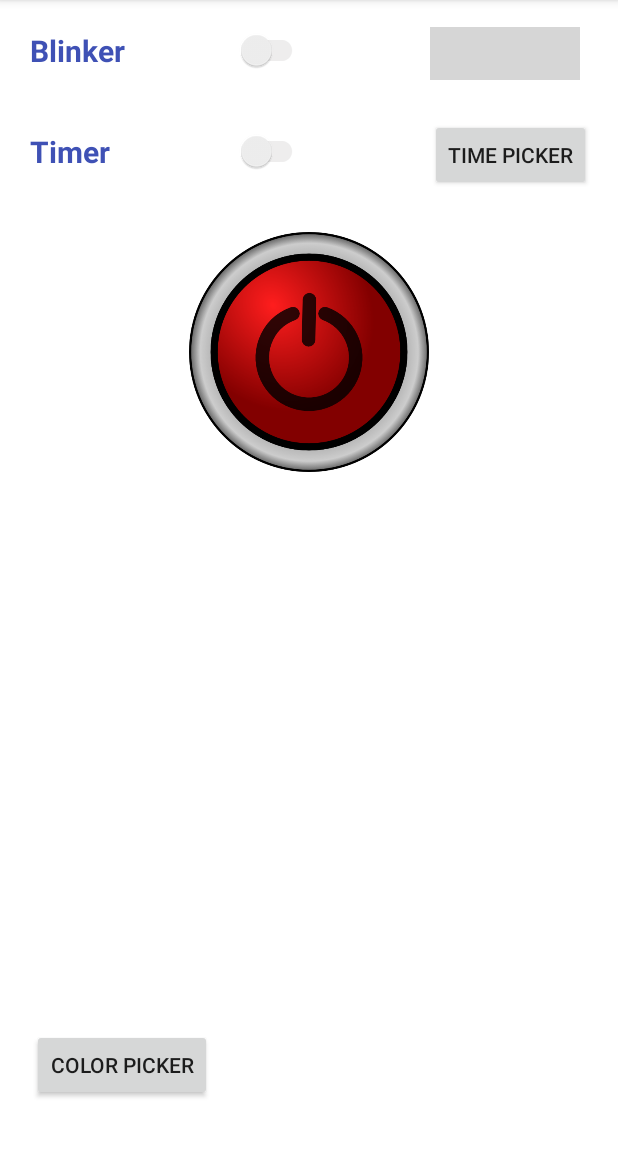
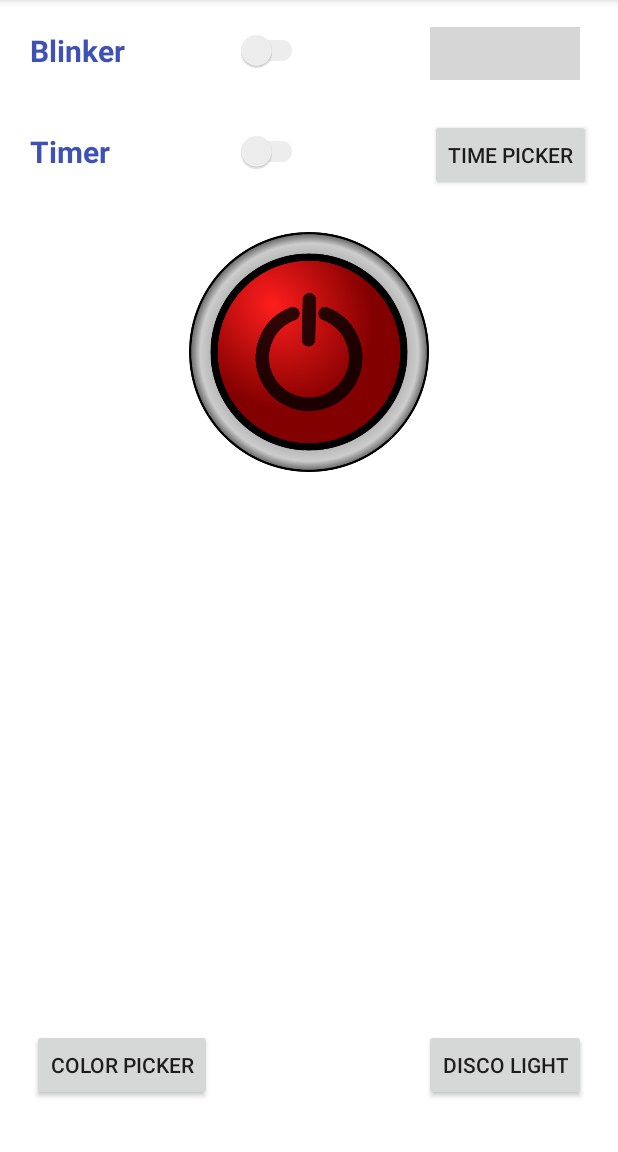
Before and after one commit to dishamahajan/Myapp1, an Android app: the screen it shows after launch (MainActivity), on a phone screen of 412 x 824 dp, the part 84-1236 px from its top. Run offline under Robolectric (Android 15) with nearby library versions, the phone set to English and light mode, and no system bars; our stand-ins replace AdMob; libraries missing offline, so code that uses them is left out: com.michaelmuenzer.android, yuku.ambilwarna; plain views replace ScrollableNumberPicker; grey boxes are pictures that could not be loaded.

Commit message:
Disco light and code merge pkg name

```diff
--- a/app/src/main/java/com/appmec/flashlightlite/MainActivity.java
+++ b/app/src/main/java/com/appmec/flashlightlite/MainActivity.java
@@ -67,26 +67,24 @@ public class MainActivity extends AppCompatActivity implements OnCheckedChangeLi
     Camera.Parameters parameters;
     PowerManager pm;
     Boolean screenOn;
-    Timer mTimer;
-    TimerTask mTimerTask;
     private Handler mTimerHandler = new Handler();
-    /*private Handler mTimerHandler1 = new Handler();
-    */
+    private Handler mTimerHandler1 = new Handler();
+
     private SwitchCompat blinker;
     private SwitchCompat timer;
     boolean blink;
     boolean time;
+    boolean discoLightFlag = false;
     private CountDownTimer countDownTimer;
-    Context context;
-    int blickTimeValue = 100;
-  /*  int timerTimeValue = 1000;*/
+    int blinkTimeValue = 100;
+    int discoLightValue = 50;
     int duration;
     Toast toast;
     public static long timepickerDuration = 30 * 1000;
     Button button;
     RelativeLayout relativeLayout;
     int DefaultColor;
-
+    int discoLightColor = 1;
     private Runnable runnableCode;
     private Runnable runnableCode1;
 
@@ -97,6 +95,7 @@ public class MainActivity extends AppCompatActivity implements OnCheckedChangeLi
     private static final int notification_id = 123456;
     private RemoteViews remoteViews;
     private TextView timerText;
+    private Button discoLight;
 
     private String hmsTimeFormatter(long milliSeconds) {
 
@@ -104,10 +103,7 @@ public class MainActivity extends AppCompatActivity implements OnCheckedChangeLi
                 TimeUnit.MILLISECONDS.toHours(milliSeconds),
                 TimeUnit.MILLISECONDS.toMinutes(milliSeconds) - TimeUnit.HOURS.toMinutes(TimeUnit.MILLISECONDS.toHours(milliSeconds)),
                 TimeUnit.MILLISECONDS.toSeconds(milliSeconds) - TimeUnit.MINUTES.toSeconds(TimeUnit.MILLISECONDS.toMinutes(milliSeconds)));
-
         return hms;
-
-
     }
 
     private void stopCountDownTimer() {
@@ -135,37 +131,25 @@ public class MainActivity extends AppCompatActivity implements OnCheckedChangeLi
                 } else {
                     turnOffLight();
                 }
-                SwitchCompat switchCompat = (SwitchCompat) findViewById(com.appmec.flashlightlite.R.id.timer);
+                SwitchCompat switchCompat = (SwitchCompat) findViewById(R.id.timer);
                 switchCompat.setChecked(false);
                 timerText.setText("");
                 toast = Toast.makeText(MainActivity.this, "Timer : OFF", duration);
                 toast.show();
-                //           textViewTime.setText(hmsTimeFormatter(timeCountInMilliSeconds));
-                // call to initialize the progress bar values
-                //         setProgressBarValues();
-                // hiding the reset icon
-                //       imageViewReset.setVisibility(View.GONE);
-                // changing stop icon to start icon
-                //     imageViewStartStop.setImageResource(R.drawable.icon_start);
-                // making edit text editable
-                //   editTextMinute.setEnabled(true);
-                // changing the timer status to stopped
-                //   timerStatus = TimerStatus.STOPPED;
             }
-
         }.start();
         countDownTimer.start();
     }
 
-
     @Override
     protected void onCreate(Bundle savedInstanceState) {
         super.onCreate(savedInstanceState);
-        setContentView(com.appmec.flashlightlite.R.layout.activity_main);
+        setContentView(R.layout.activity_main);
 
-        relativeLayout = (RelativeLayout) findViewById(com.appmec.flashlightlite.R.id.main);
-        button = (Button) findViewById(com.appmec.flashlightlite.R.id.button);
-        DefaultColor = ContextCompat.getColor(MainActivity.this, com.appmec.flashlightlite.R.color.white);
+        relativeLayout = (RelativeLayout) findViewById(R.id.main);
+        button = (Button) findViewById(R.id.button);
+        discoLight = (Button) findViewById(R.id.discoLight);
+        DefaultColor = ContextCompat.getColor(MainActivity.this, R.color.white);
 
         button.setOnClickListener(new View.OnClickListener() {
             @Override
@@ -174,20 +158,17 @@ public class MainActivity extends AppCompatActivity implements OnCheckedChangeLi
             }
         });
 
-        isOnOFF = (ImageButton) findViewById(com.appmec.flashlightlite.R.id.isOnOFF);
-        isTorchOn = false;
-        this.pm = (PowerManager) getSystemService(Context.POWER_SERVICE);
-        screenOn = this.pm.isScreenOn();
-        timerPicker = (Button) findViewById(com.appmec.flashlightlite.R.id.timePicker);
-        timerText = (TextView) findViewById(com.appmec.flashlightlite.R.id.timerText);
+        isOnOFF = (ImageButton) findViewById(R.id.isOnOFF);
+        timerPicker = (Button) findViewById(R.id.timePicker);
+        timerText = (TextView) findViewById(R.id.timerText);
 
         //for blinker
-        blinker = (SwitchCompat) findViewById(com.appmec.flashlightlite.R.id.blinker);
+        blinker = (SwitchCompat) findViewById(R.id.blinker);
         blinker.setOnCheckedChangeListener(this);
         blinker.setChecked(false);
 
         //for timer
-        timer = (SwitchCompat) findViewById(com.appmec.flashlightlite.R.id.timer);
+        timer = (SwitchCompat) findViewById(R.id.timer);
         timer.setOnCheckedChangeListener(this);
         timer.setChecked(false);
 
@@ -199,9 +180,9 @@ public class MainActivity extends AppCompatActivity implements OnCheckedChangeLi
 
         if (!isFlashAvailable) {
             AlertDialog alert = new AlertDialog.Builder(MainActivity.this).create();
-            alert.setTitle(getString(com.appmec.flashlightlite.R.string.app_name));
-            alert.setMessage(getString(com.appmec.flashlightlite.R.string.msg_error));
-            alert.setButton(DialogInterface.BUTTON_POSITIVE, getString(com.appmec.flashlightlite.R.string.lbl_ok), new DialogInterface.OnClickListener() {
+            alert.setTitle(getString(R.string.app_name));
+            alert.setMessage(getString(R.string.msg_error));
+            alert.setButton(DialogInterface.BUTTON_POSITIVE, getString(R.string.lbl_ok), new DialogInterface.OnClickListener() {
                 public void onClick(DialogInterface dialog, int which) {
                     finish();
                 }
@@ -237,7 +218,8 @@ public class MainActivity extends AppCompatActivity implements OnCheckedChangeLi
         } else {
             getCamera();
         }
-      /*  if (checkVersion() && !hasPermission("android.permission.CAMERA")) {
+/*
+        if (checkVersion() && !hasPermission("android.permission.CAMERA")) {
             permissionDialogBox();
         } else {
             if (camera != null) {
@@ -246,7 +228,8 @@ public class MainActivity extends AppCompatActivity implements OnCheckedChangeLi
                 turnOnLight();
             }
             isTorchOn = false;
-        }*/
+        }
+*/
         isOnOFF.setOnClickListener(new View.OnClickListener() {
             @Override
             public void onClick(View v) {
@@ -279,24 +262,13 @@ public class MainActivity extends AppCompatActivity implements OnCheckedChangeLi
             }
         });
 
-        final ScrollableNumberPicker blinkerNumberPicker = (ScrollableNumberPicker) findViewById(com.appmec.flashlightlite.R.id.number_picker_blinker);
+        final ScrollableNumberPicker blinkerNumberPicker = (ScrollableNumberPicker) findViewById(R.id.number_picker_blinker);
         blinkerNumberPicker.setListener(new ScrollableNumberPickerListener() {
             @Override
             public void onNumberPicked(int value) {
-                blickTimeValue = value;
+                blinkTimeValue = value;
             }
         });
-/*
-
-        final ScrollableNumberPicker timerNumberPicker = (ScrollableNumberPicker) findViewById(R.id.number_picker_timer);
-        timerNumberPicker.setListener(new ScrollableNumberPickerListener() {
-            @Override
-            public void onNumberPicked(int value) {
-                timerTimeValue = value * 1000;
-            }
-        });
-
-*/
         //runnable for blinker
         runnableCode = new Runnable() {
             @Override
@@ -305,7 +277,7 @@ public class MainActivity extends AppCompatActivity implements OnCheckedChangeLi
                     if (camera != null) {
                         turnOnFlash();
                         try {
-                            Thread.sleep(blickTimeValue);
+                            Thread.sleep(blinkTimeValue);
                         } catch (InterruptedException e) {
                             e.printStackTrace();
                         }
@@ -313,40 +285,61 @@ public class MainActivity extends AppCompatActivity implements OnCheckedChangeLi
                     } else {
                         turnOnLight();
                         try {
-                            Thread.sleep(blickTimeValue);
+                            Thread.sleep(blinkTimeValue);
                         } catch (InterruptedException e) {
                             e.printStackTrace();
                         }
                         turnOffLight();
                     }
                 }
-                screenOn = pm.isScreenOn();
-                mTimerHandler.postDelayed(runnableCode, blickTimeValue);
+                mTimerHandler.postDelayed(runnableCode, blinkTimeValue);
             }
         };
         mTimerHandler.post(runnableCode);
-/*
 
-        //runnable for timer
+        discoLight.setOnClickListener(new View.OnClickListener() {
+            @Override
+            public void onClick(View v) {
+                discoLightFlag = !discoLightFlag;
+                relativeLayout.setBackgroundColor(DefaultColor);
+            }
+        });
+
         runnableCode1 = new Runnable() {
             @Override
             public void run() {
-                if (time) {
+                if (discoLightFlag) {
                     if (camera != null) {
+                        turnOnFlash();
+                        try {
+                            Thread.sleep(discoLightValue);
+                        } catch (InterruptedException e) {
+                            e.printStackTrace();
+                        }
                         turnOffFlash();
                     } else {
+                        turnOnLight();
+                        try {
+                            Thread.sleep(discoLightValue);
+                        } catch (InterruptedException e) {
+                            e.printStackTrace();
+                        }
                         turnOffLight();
                     }
-                    time = false;
-                    SwitchCompat switchCompat = (SwitchCompat) findViewById(R.id.timer);
-                    switchCompat.setChecked(false);
+                    discoLightValue = discoLightValue + 50;
+                    if (discoLightValue == 250) {
+                        discoLightValue = 50;
+                    }
+                    relativeLayout.setBackgroundColor(getResources().getColor(R.color.black));
+                    discoLightColor++;
+                    if (discoLightColor == 20) {
+                        discoLightColor = 1;
+                    }
                 }
-                mTimerHandler1.postDelayed(runnableCode1, timerTimeValue);
+                mTimerHandler1.postDelayed(runnableCode1, discoLightValue);
             }
         };
         mTimerHandler1.post(runnableCode1);
-*/
-
         timerPicker.setOnClickListener(new View.OnClickListener() {
             @Override
             public void onClick(View view) {
@@ -356,7 +349,7 @@ public class MainActivity extends AppCompatActivity implements OnCheckedChangeLi
 
         //Admob
         MobileAds.initialize(this, "ca-app-pub-7860341576927713~5587659182");
-        mAdView = (AdView) findViewById(com.appmec.flashlightlite.R.id.adViewAd);
+        mAdView = (AdView) findViewById(R.id.adViewAd);
         AdRequest adRequest = new AdRequest.Builder()
                 .addTestDevice("D8D6B049EDAB3CB2227DD36B3ED29F2D")
                 .addTestDevice("25F149879ED72631F3CB460DEED0436A")
@@ -368,17 +361,14 @@ public class MainActivity extends AppCompatActivity implements OnCheckedChangeLi
 
     private void OpenTimePicker() {
         DialogFragment newFragment = new PickerDialogFragment();
-        //  newFragment.show(getSupportFragmentManager(), "timePicker");
         newFragment.show(getFragmentManager(), "dialog");
-
     }
-
 
     private void showNotification() {
         if (Build.VERSION.SDK_INT >= Build.VERSION_CODES.LOLLIPOP) {
-            notification.setSmallIcon(com.appmec.flashlightlite.R.drawable.notification_icon);
+            notification.setSmallIcon(R.drawable.notification_icon);
         } else {
-            notification.setSmallIcon(com.appmec.flashlightlite.R.drawable.ic_launcher);
+            notification.setSmallIcon(R.drawable.ic_launcher);
         }
         notification.setTicker("Flash is ON!");
         notification.setWhen(System.currentTimeMillis());
@@ -413,24 +403,16 @@ public class MainActivity extends AppCompatActivity implements OnCheckedChangeLi
 
     @Override
     public void onCheckedChanged(CompoundButton buttonView, boolean isChecked) {
-        final ScrollableNumberPicker blinkerNumberPicker = (ScrollableNumberPicker) findViewById(com.appmec.flashlightlite.R.id.number_picker_blinker);
+        final ScrollableNumberPicker blinkerNumberPicker = (ScrollableNumberPicker) findViewById(R.id.number_picker_blinker);
         blinkerNumberPicker.setListener(new ScrollableNumberPickerListener() {
             @Override
             public void onNumberPicked(int value) {
-                blickTimeValue = value;
+                blinkTimeValue = value;
             }
         });
-
-      /*  final ScrollableNumberPicker timerNumberPicker = (ScrollableNumberPicker) findViewById(R.id.number_picker_timer);
-        timerNumberPicker.setListener(new ScrollableNumberPickerListener() {
-            @Override
-            public void onNumberPicked(int value) {
-                timerTimeValue = value * 1000;
-            }
-        });*/
-        if (com.appmec.flashlightlite.R.id.blinker == buttonView.getId()) {
+        if (R.id.blinker == buttonView.getId()) {
             if (isChecked) {
-                SwitchCompat switchCompat = (SwitchCompat) findViewById(com.appmec.flashlightlite.R.id.timer);
+                SwitchCompat switchCompat = (SwitchCompat) findViewById(R.id.timer);
                 switchCompat.setChecked(false);
                 blink = true;
                 time = false;
@@ -444,10 +426,10 @@ public class MainActivity extends AppCompatActivity implements OnCheckedChangeLi
                 toast.show();
             }
         }
-        if (com.appmec.flashlightlite.R.id.timer == buttonView.getId()) {
+        if (R.id.timer == buttonView.getId()) {
             if (isChecked) {
                 startCountDownTimer();
-                SwitchCompat switchCompat = (SwitchCompat) findViewById(com.appmec.flashlightlite.R.id.blinker);
+                SwitchCompat switchCompat = (SwitchCompat) findViewById(R.id.blinker);
                 switchCompat.setChecked(false);
                 //    time = true;
                 blink = false;
@@ -461,8 +443,6 @@ public class MainActivity extends AppCompatActivity implements OnCheckedChangeLi
                 toast.show();
             } else {
                 stopCountDownTimer();
-                //  time = false;
-
                 duration = Toast.LENGTH_SHORT;
                 if (camera != null) {
                     turnOffFlash();
@@ -551,12 +531,12 @@ public class MainActivity extends AppCompatActivity implements OnCheckedChangeLi
         try {
             if (Build.VERSION.SDK_INT >= Build.VERSION_CODES.M) {
                 objCameraManager.setTorchMode(mCameraId, true);
-                isOnOFF.setImageResource(com.appmec.flashlightlite.R.drawable.on);
+                isOnOFF.setImageResource(R.drawable.on);
             } else {
                 try {
                     builder.set(CaptureRequest.FLASH_MODE, CameraMetadata.FLASH_MODE_TORCH);
                     session.setRepeatingRequest(builder.build(), null, null);
-                    isOnOFF.setImageResource(com.appmec.flashlightlite.R.drawable.on);
+                    isOnOFF.setImageResource(R.drawable.on);
                 } catch (Exception e) {
                     e.printStackTrace();
                 }
@@ -570,12 +550,12 @@ public class MainActivity extends AppCompatActivity implements OnCheckedChangeLi
         try {
             if (Build.VERSION.SDK_INT >= Build.VERSION_CODES.M) {
                 objCameraManager.setTorchMode(mCameraId, false);
-                isOnOFF.setImageResource(com.appmec.flashlightlite.R.drawable.off);
+                isOnOFF.setImageResource(R.drawable.off);
             } else {
                 try {
                     builder.set(CaptureRequest.FLASH_MODE, CameraMetadata.FLASH_MODE_OFF);
                     session.setRepeatingRequest(builder.build(), null, null);
-                    isOnOFF.setImageResource(com.appmec.flashlightlite.R.drawable.off);
+                    isOnOFF.setImageResource(R.drawable.off);
                 } catch (Exception e) {
                     e.printStackTrace();
                 }
@@ -634,7 +614,7 @@ public class MainActivity extends AppCompatActivity implements OnCheckedChangeLi
         this.parameters.setFlashMode(Camera.Parameters.FLASH_MODE_TORCH);
         this.camera.setParameters(parameters);
         this.camera.startPreview();
-        isOnOFF.setImageResource(com.appmec.flashlightlite.R.drawable.on);
+        isOnOFF.setImageResource(R.drawable.on);
         isTorchOn = true;
     }
 
@@ -646,9 +626,7 @@ public class MainActivity extends AppCompatActivity implements OnCheckedChangeLi
         this.parameters.setFlashMode(Camera.Parameters.FLASH_MODE_OFF);
         this.camera.setParameters(parameters);
         this.camera.stopPreview();
-        isOnOFF.setImageResource(com.appmec.flashlightlite.R.drawable.off);
+        isOnOFF.setImageResource(R.drawable.off);
         isTorchOn = false;
     }
-
-
 }
--- a/app/src/main/res/layout/activity_main.xml
+++ b/app/src/main/res/layout/activity_main.xml
@@ -141,6 +141,23 @@
         android:layout_alignBottom="@+id/timer"
         android:layout_alignLeft="@+id/number_picker_blinker"
         android:layout_alignStart="@+id/number_picker_blinker" />
+    />
+
+    <Button
+        android:id="@+id/discoLight"
+        android:layout_width="wrap_content"
+        android:layout_height="wrap_content"
+        android:gravity="center"
+        android:layout_gravity="center"
+        android:layout_marginBottom="34dp"
+        android:text="Disco Light"
+        android:layout_above="@+id/adViewAd"
+        android:layout_alignParentRight="true"
+        android:layout_alignParentEnd="true"
+        android:layout_marginRight="21dp"
+        android:layout_marginEnd="21dp"
+         />
+
 
     <com.google.android.gms.ads.AdView
         android:id="@+id/adViewAd"
```
